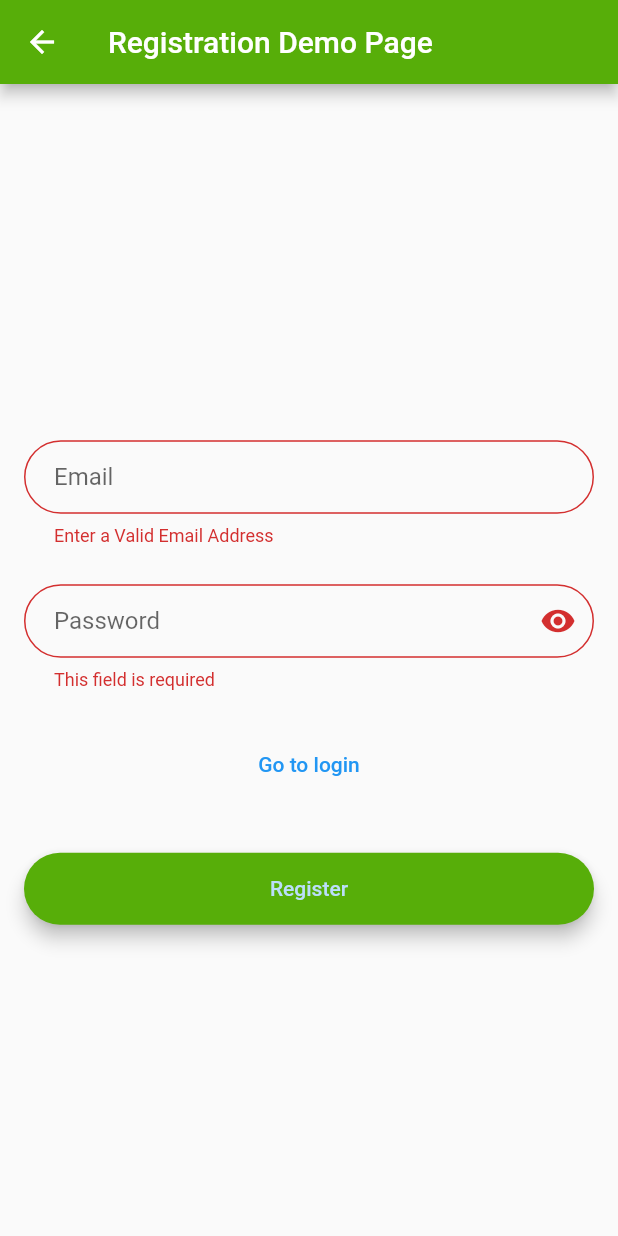
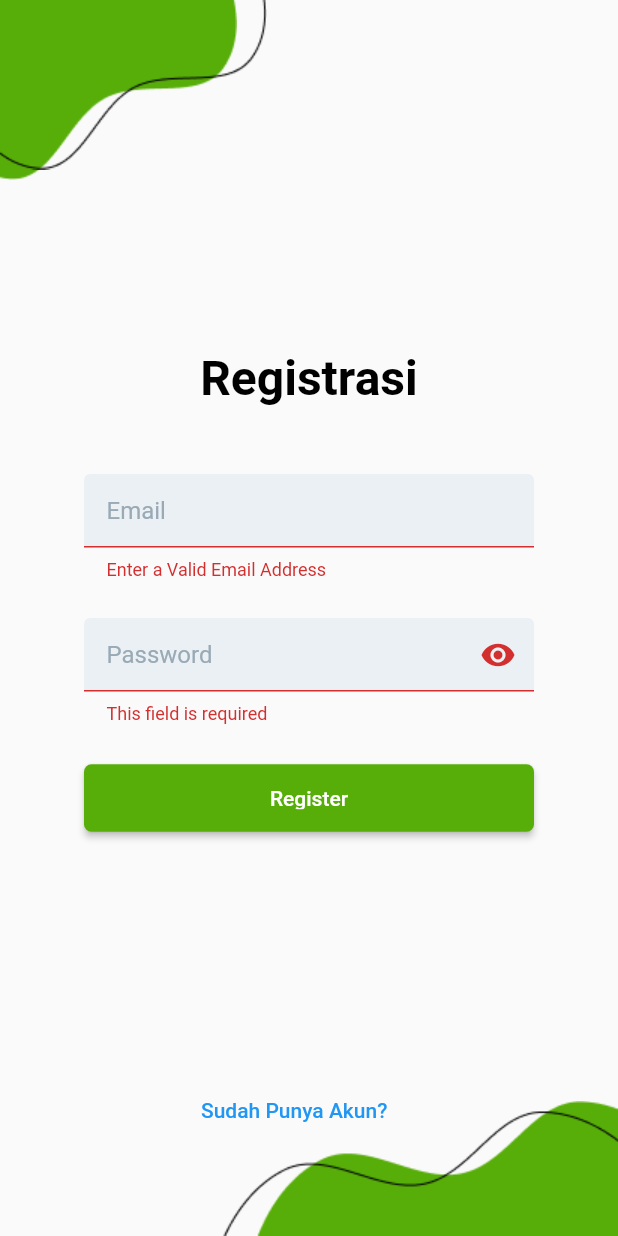
Before and after one commit to azzam76/MulungKuy, a Flutter app: the Register screen opened directly, on a phone screen of 412 x 824 dp. Run offline on Flutter 3.47's test engine with Material 2 defaults, Android fonts, the phone set to English and light mode, and no system bars; our stand-ins replace firebase_auth, firebase_core, google_maps_flutter; accounts and stored records are empty; Roboto replaces fonts that are missing (Georgia, Hind, Montserrat).

Commit message:
#Final Login and Register yeay

```diff
--- a/mulungkuy/lib/screens/authenticate/register.dart
+++ b/mulungkuy/lib/screens/authenticate/register.dart
@@ -21,7 +21,9 @@ class _Register extends State<Register> {
   final GlobalKey<FormState> _formKey = GlobalKey<FormState>();
   @override
   Widget build(BuildContext context) {
-    final emailField = TextFormField(
+    final emailField = Container(
+      width: 300,
+      child: TextFormField(
         controller: _email,
         autofocus: false,
         validator: (value) {
@@ -32,13 +34,30 @@ class _Register extends State<Register> {
             return 'Enter a Valid Email Address';
           }
         },
+        style: TextStyle(color: Color.fromARGB(255, 0, 0, 0)),
         decoration: InputDecoration(
-            contentPadding: const EdgeInsets.fromLTRB(20.0, 15.0, 20.0, 15.0),
-            hintText: "Email",
-            border:
-                OutlineInputBorder(borderRadius: BorderRadius.circular(32.0))));
+          hintText: 'Email',
+          hintStyle: TextStyle(color: Color(0xFF99AAB5)),
+          filled: true,
+          fillColor: Color(0xFFEBF0F5),
+          contentPadding: EdgeInsets.all(15.0),
+          enabledBorder: OutlineInputBorder(
+            borderSide: BorderSide(
+              color: Color(0xFFEBF0F5),
+            ),
+            borderRadius: BorderRadius.circular(5.0),
+          ),
+          focusedBorder: OutlineInputBorder(
+            borderSide: BorderSide(color: Colors.white),
+            borderRadius: BorderRadius.circular(5.0),
+          ),
+        ),
+      ),
+    );
 
-    final passwordField = TextFormField(
+    final passwordField = Container(
+        width: 300,
+        child: TextFormField(
           obscureText: _obscureText,
           controller: _password,
           autofocus: false,
@@ -53,8 +72,8 @@ class _Register extends State<Register> {
             return null;
           },
           decoration: InputDecoration(
-            contentPadding: const EdgeInsets.fromLTRB(20.0, 15.0, 20.0, 15.0),
             hintText: "Password",
+            hintStyle: TextStyle(color: Color(0xFF99AAB5)),
             suffixIcon: IconButton(
               icon:
                   Icon(_obscureText ? Icons.visibility : Icons.visibility_off),
@@ -64,22 +83,37 @@ class _Register extends State<Register> {
                 });
               },
             ),
-            border:
-                OutlineInputBorder(borderRadius: BorderRadius.circular(32.0))));
-
+            filled: true,
+            fillColor: Color(0xFFEBF0F5),
+            contentPadding: EdgeInsets.all(15.0),
+            enabledBorder: OutlineInputBorder(
+              borderSide: BorderSide(
+                color: Color(0xFFEBF0F5),
+              ),
+              borderRadius: BorderRadius.circular(5.0),
+            ),
+            focusedBorder: OutlineInputBorder(
+              borderSide: BorderSide(color: Colors.white),
+              borderRadius: BorderRadius.circular(5.0),
+            ),
+          ),
+        ));
     final txtbutton = TextButton(
         onPressed: () {
           widget.toggleView!();
         },
-        child: const Text('Go to login'));
+        child: const Text('Sudah Punya Akun?'));
 
     final registerButton = Material(
-      elevation: 5.0,
-      borderRadius: BorderRadius.circular(30.0),
-      color: Theme.of(context).primaryColor,
-      child: MaterialButton(
-        minWidth: MediaQuery.of(context).size.width,
-        padding: const EdgeInsets.fromLTRB(20.0, 15.0, 20.0, 15.0),
+      child: ElevatedButton(
+        style: ElevatedButton.styleFrom(
+          fixedSize: Size(300, 45),
+          primary: Color(0xFF57AE09),
+          shape: RoundedRectangleBorder(
+            borderRadius: BorderRadius.circular(5.0),
+          ),
+          padding: EdgeInsets.all(15.0),
+        ),
         onPressed: () async {
           if (_formKey.currentState!.validate()) {
             dynamic result = await _auth.registerEmailPassword(
@@ -98,22 +132,46 @@ class _Register extends State<Register> {
         },
         child: Text(
           "Register",
-          style: TextStyle(color: Theme.of(context).primaryColorLight),
+          style: TextStyle(color: Color.fromARGB(255, 255, 255, 255)),
           textAlign: TextAlign.center,
         ),
       ),
     );
 
     return Scaffold(
-      resizeToAvoidBottomInset: false,
-      appBar: AppBar(
-        title: const Text('Registration Demo Page'),
-        backgroundColor: Theme.of(context).primaryColor,
+      resizeToAvoidBottomInset: true,
+      body: Stack(
+        children: [
+          Positioned(
+            top: 0,
+            left: 0,
+            child: Image.asset(
+              'assets/images/Vector-2.png',
             ),
-      body: Column(
-        mainAxisAlignment: MainAxisAlignment.center,
-        children: [
-          Form(
+          ),
+          Positioned(
+            top: 0,
+            left: 0,
+            child: Image.asset(
+              'assets/images/Vector-3.png',
+            ),
+          ),
+          Positioned(
+            bottom: 0,
+            right: 0,
+            child: Image.asset(
+              'assets/images/Vector.png',
+            ),
+          ),
+          Positioned(
+            bottom: 0,
+            right: 0,
+            child: Image.asset(
+              'assets/images/Vector-1.png',
+            ),
+          ),
+          Center(
+            child: Form(
               autovalidateMode: AutovalidateMode.always,
               key: _formKey,
               child: Padding(
@@ -122,18 +180,30 @@ class _Register extends State<Register> {
                   crossAxisAlignment: CrossAxisAlignment.center,
                   mainAxisAlignment: MainAxisAlignment.center,
                   children: <Widget>[
+                    Text(
+                      'Registrasi',
+                      style: TextStyle(
+                        fontSize: 32.0,
+                        color: Color.fromARGB(255, 0, 0, 0),
+                        fontWeight: FontWeight.bold,
+                      ),
+                    ),
                     const SizedBox(height: 45.0),
                     emailField,
                     const SizedBox(height: 25.0),
                     passwordField,
                     const SizedBox(height: 25.0),
-                  txtbutton,
+                    registerButton,
                     const SizedBox(height: 35.0),
-                  registerButton,
-                  const SizedBox(height: 15.0),
                   ],
                 ),
               ),
+            ),
+          ),
+          Positioned(
+            bottom: 60,
+            left: MediaQuery.of(context).size.width / 2 - 80,
+            child: txtbutton,
           ),
         ],
       ),
--- a/mulungkuy/lib/screens/home/WelcomePage.dart
+++ b/mulungkuy/lib/screens/home/WelcomePage.dart
@@ -70,7 +70,7 @@ class WelcomePage extends StatelessWidget {
             SizedBox(height: 20),
             ElevatedButton(
               onPressed: () {
-                // Navigator.pushNamed(context, '/register'); // go to registration
+                Navigator.pushNamed(context, '/register'); // go to registration
               },
               child: Text('Registrasi'),
               style: ButtonStyle(
```
Also changed, not shown: mulungkuy/lib/main.dart (+56 -51 lines), mulungkuy/lib/screens/authenticate/login.dart (+32 -53 lines), mulungkuy/lib/screens/home/hompage.dart (+2 -8 lines). Lines whose indentation alone changed are shown as unchanged.
